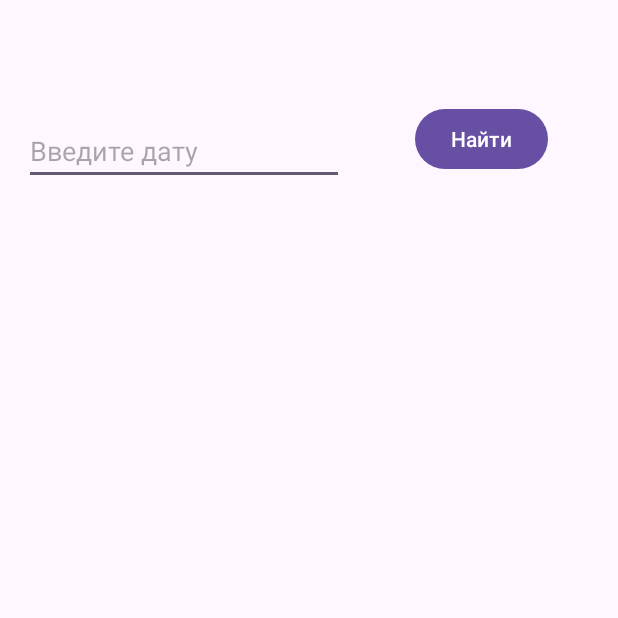
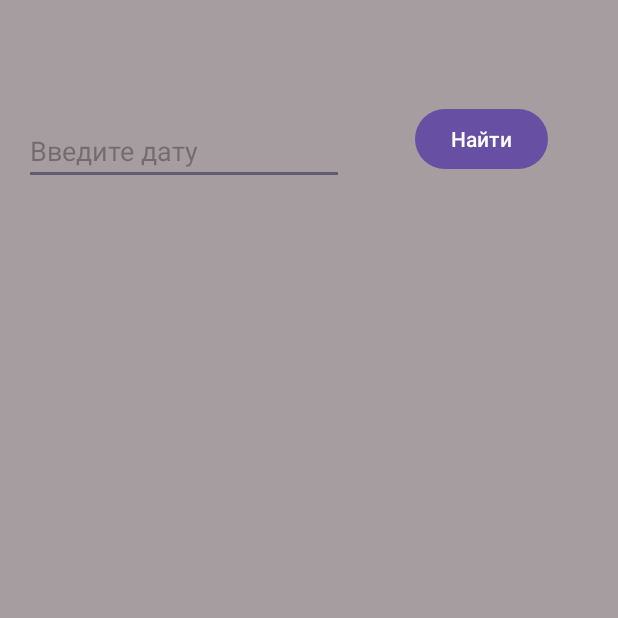
Before and after one commit to unvermeidlich8/Healthcheck, an Android app: the ValueByDate screen opened directly, with no data from a screen before it, after a tap on "Найти", on a phone screen of 412 x 824 dp, the top half of it. Run offline under Robolectric (Android 15) with nearby library versions, the phone set to English and light mode, and no system bars; 3 statements that could not run were skipped.

Commit message:
final final

```diff
--- a/app/src/main/AndroidManifest.xml
+++ b/app/src/main/AndroidManifest.xml
@@ -24,7 +24,8 @@
         <activity
             android:name=".ValueByDate"
             android:exported="false"
-        />
+            android:windowSoftInputMode="adjustPan"
+            />
         <activity
             android:name=".Journal"
             android:exported="false" />
--- a/app/src/main/java/com/example/healthcheck/DBHelper.java
+++ b/app/src/main/java/com/example/healthcheck/DBHelper.java
@@ -23,7 +23,7 @@ public class DBHelper extends SQLiteOpenHelper {
     private static final int DATABASE_VERSION = 1;
     private static final String TABLE_NAME = "users";
     private static final String TABLE_NAME2 = "analysis";
-    private static final String COLUMN_ID = "id_users";
+        private static final String COLUMN_ID = "id_users";
     private static final String COLUMN_NAME = "name";
     private static final String COLUMN_EMAIL = "email";
     private static final String COLUMN_PASS = "pass";
@@ -136,6 +136,8 @@ public class DBHelper extends SQLiteOpenHelper {
                 String CustomerChol = cursor.getString(3);
                 String Customerpres = cursor.getString(4);
                 String CustomerSugar = cursor.getString(5);
+                Log.d("NAME",customerName);
+
 
                 Customer customer = new Customer(customerID,customerName,CustomerDate,CustomerChol,Customerpres,CustomerSugar);
                 returnList.add(customer);
@@ -149,10 +151,11 @@ public class DBHelper extends SQLiteOpenHelper {
 
     }
 
-    public List<Customer> getAllByDate(String date) {
+    public List<Customer> getAllByName(String name) {
         List <Customer> returnList= new ArrayList<>();
 
-        String query = "SELECT * FROM " + TABLE_NAME2 + " WHERE " + COLUMN_DATE + " = " + date ;
+        String query = "SELECT * FROM " + TABLE_NAME2 + " WHERE " + COLUMN_NAME + " = " + name;
+        Log.d("chose","column " + query);
         SQLiteDatabase db = this.getReadableDatabase();
         Cursor cursor = db.rawQuery(query,null);
 
--- a/app/src/main/java/com/example/healthcheck/ValueByDate.java
+++ b/app/src/main/java/com/example/healthcheck/ValueByDate.java
@@ -6,6 +6,7 @@ import android.widget.ArrayAdapter;
 import android.widget.Button;
 import android.widget.EditText;
 import android.widget.ListView;
+import android.widget.Toast;
 
 import androidx.annotation.Nullable;
 import androidx.appcompat.app.AppCompatActivity;
@@ -18,7 +19,7 @@ public class ValueByDate extends AppCompatActivity {
     protected void onCreate(@Nullable Bundle savedInstanceState) {
         super.onCreate(savedInstanceState);
         setContentView(R.layout.value_date);
-        EditText date = findViewById(R.id.SearchByDate);
+        EditText name = findViewById(R.id.SearchByDate);
         ListView LV = findViewById(R.id.ListByDate);
         Button btn = findViewById(R.id.find_btn);
 
@@ -26,7 +27,9 @@ public class ValueByDate extends AppCompatActivity {
             @Override
             public void onClick(View v) {
                 DBHelper db = new DBHelper(ValueByDate.this);
-                List <Customer> every = db.getAllByDate(date.getText().toString());
+                Toast.makeText(ValueByDate.this,name.getText().toString(),Toast.LENGTH_LONG).show();
+                List <Customer> every = db.getAllByName(name.getText().toString());
+
                 ArrayAdapter customerArrayAdapter = new ArrayAdapter<Customer>(ValueByDate.this, android.R.layout.simple_list_item_1,every);
                 LV.setAdapter(customerArrayAdapter);
             }
--- a/app/src/main/res/layout/activity_journal.xml
+++ b/app/src/main/res/layout/activity_journal.xml
@@ -2,6 +2,7 @@
     xmlns:app="http://schemas.android.com/apk/res-auto"
     xmlns:tools="http://schemas.android.com/tools"
     android:layout_width="match_parent"
+    android:background="#9E716767"
     android:layout_height="match_parent"
     android:orientation="vertical">
 
@@ -19,6 +20,7 @@
         android:id="@+id/btn_for_all"
         android:layout_width="wrap_content"
         android:layout_height="wrap_content"
+        android:backgroundTint="@color/teal_700"
         android:text="Обновить список"
         app:layout_constraintBottom_toBottomOf="parent"
         app:layout_constraintEnd_toEndOf="parent"
--- a/app/src/main/res/layout/activity_parametrs_set.xml
+++ b/app/src/main/res/layout/activity_parametrs_set.xml
@@ -4,7 +4,7 @@
     xmlns:tools="http://schemas.android.com/tools"
     android:layout_width="match_parent"
     android:layout_height="match_parent"
-    android:background="@color/gray"
+    android:background="#9E716767"
     android:orientation="vertical">
 
     <EditText
--- a/app/src/main/res/layout/delete_page.xml
+++ b/app/src/main/res/layout/delete_page.xml
@@ -2,6 +2,7 @@
 <androidx.constraintlayout.widget.ConstraintLayout xmlns:android="http://schemas.android.com/apk/res/android"
     xmlns:app="http://schemas.android.com/apk/res-auto"
     xmlns:tools="http://schemas.android.com/tools"
+    android:background="#9E716767"
     android:layout_width="match_parent"
     android:layout_height="match_parent">
 
--- a/app/src/main/res/layout/health_data_item.xml
+++ b/app/src/main/res/layout/health_data_item.xml
@@ -3,6 +3,7 @@
     android:layout_width="match_parent"
     android:layout_height="wrap_content"
     android:orientation="horizontal"
+    android:background="#9E716767"
     android:padding="16dp">
 
     <TextView
--- a/app/src/main/res/layout/main_menu_activity.xml
+++ b/app/src/main/res/layout/main_menu_activity.xml
@@ -4,6 +4,7 @@
     xmlns:tools="http://schemas.android.com/tools"
     android:layout_width="match_parent"
     android:layout_height="match_parent"
+    android:background="#9E716767"
     android:orientation="vertical">
 
 
--- a/app/src/main/res/layout/value_date.xml
+++ b/app/src/main/res/layout/value_date.xml
@@ -2,6 +2,7 @@
     xmlns:app="http://schemas.android.com/apk/res-auto"
     xmlns:tools="http://schemas.android.com/tools"
     android:layout_width="match_parent"
+    android:background="#9E716767"
     android:layout_height="match_parent"
     android:orientation="vertical">
 
@@ -21,6 +22,7 @@
         android:layout_height="wrap_content"
         android:gravity="center"
         android:text="no_data_for_date"
+        android:backgroundTint="@color/teal_700"
         android:textAppearance="?android:attr/textAppearanceMedium"
         android:visibility="gone"
         tools:ignore="MissingConstraints" />
@@ -28,7 +30,10 @@
     <ListView
         android:id="@+id/ListByDate"
         android:layout_width="409dp"
+        android:descendantFocusability="afterDescendants"
         android:layout_height="639dp"
+        android:background="#00000000"
+        android:cacheColorHint="#D01919"
         app:layout_constraintBottom_toBottomOf="parent"
         app:layout_constraintEnd_toEndOf="parent"
         app:layout_constraintStart_toStartOf="parent"
```
Also changed, not shown: app/src/main/java/com/example/healthcheck/Customer.java (+5 -5 lines).
